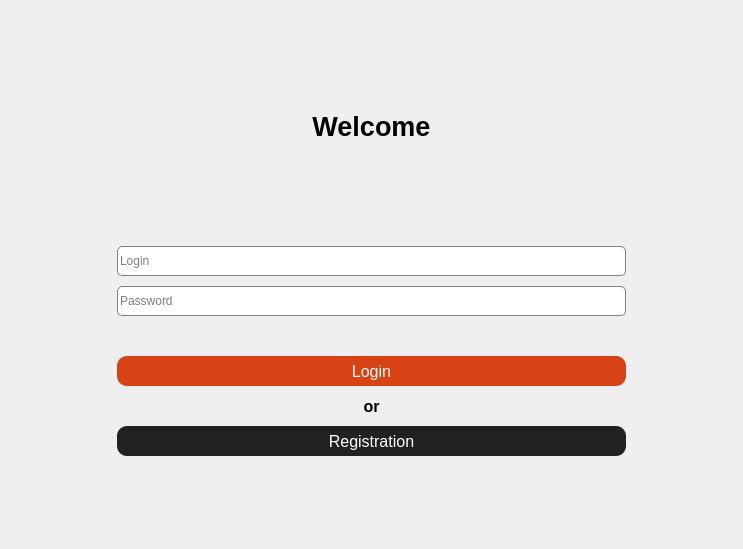
First picture: the form in TcpClientNew/login.ui, repository Instigate2022/chat, before the edit.
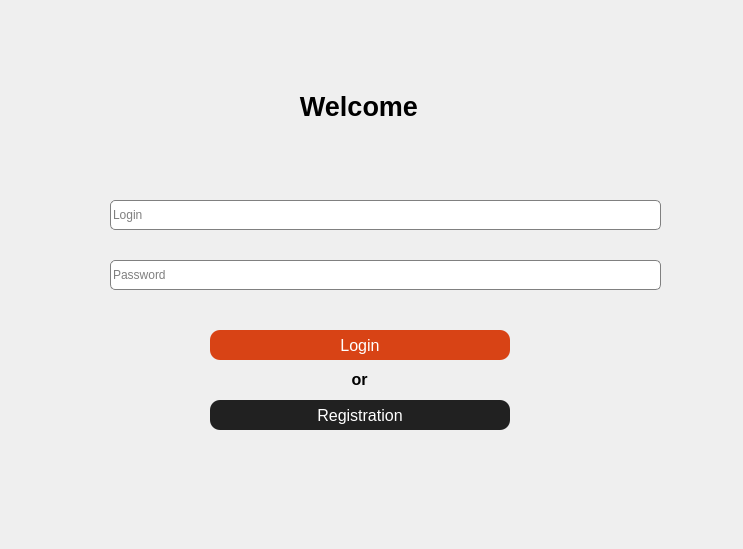
Second picture: the form after the edit. Icons and pictures are not drawn.

What changed in the file:
```diff
--- a/TcpClientNew/login.ui
+++ b/TcpClientNew/login.ui
@@ -31,26 +31,60 @@
   <property name="styleSheet">
    <string notr="true">background-image: url(:/new/prefix1/bg-01.jpg);</string>
   </property>
-  <layout class="QVBoxLayout" name="verticalLayout_2">
-   <item>
-    <layout class="QVBoxLayout" name="verticalLayout">
-     <property name="spacing">
-      <number>10</number>
-     </property>
-     <property name="leftMargin">
-      <number>6</number>
-     </property>
-     <property name="topMargin">
-      <number>6</number>
-     </property>
-     <property name="rightMargin">
-      <number>6</number>
-     </property>
-     <property name="bottomMargin">
-      <number>6</number>
-     </property>
-     <item>
+  <widget class="QWidget" name="verticalLayoutWidget">
+   <property name="geometry">
+    <rect>
+     <x>0</x>
+     <y>0</y>
+     <width>751</width>
+     <height>551</height>
+    </rect>
+   </property>
+   <layout class="QVBoxLayout" name="verticalLayout_2"/>
+  </widget>
+  <widget class="QLabel" name="label">
+   <property name="geometry">
+    <rect>
+     <x>350</x>
+     <y>370</y>
+     <width>19</width>
+     <height>19</height>
+    </rect>
+   </property>
+   <property name="minimumSize">
+    <size>
+     <width>0</width>
+     <height>0</height>
+    </size>
+   </property>
+   <property name="maximumSize">
+    <size>
+     <width>1000</width>
+     <height>20</height>
+    </size>
+   </property>
+   <property name="font">
+    <font>
+     <pointsize>12</pointsize>
+     <bold>true</bold>
+    </font>
+   </property>
+   <property name="text">
+    <string>or</string>
+   </property>
+   <property name="alignment">
+    <set>Qt::AlignCenter</set>
+   </property>
+  </widget>
       <widget class="QLabel" name="label_welcom">
+   <property name="geometry">
+    <rect>
+     <x>290</x>
+     <y>90</y>
+     <width>138</width>
+     <height>32</height>
+    </rect>
+   </property>
        <property name="minimumSize">
         <size>
          <width>0</width>
@@ -66,7 +100,6 @@
        <property name="font">
         <font>
          <pointsize>20</pointsize>
-         <weight>75</weight>
          <bold>true</bold>
         </font>
        </property>
@@ -77,54 +110,15 @@
         <set>Qt::AlignCenter</set>
        </property>
       </widget>
-     </item>
-     <item>
-      <layout class="QHBoxLayout" name="horizontalLayout">
-       <property name="leftMargin">
-        <number>100</number>
-       </property>
-       <property name="rightMargin">
-        <number>100</number>
-       </property>
-       <item>
-        <widget class="QLineEdit" name="input_login">
-         <property name="sizePolicy">
-          <sizepolicy hsizetype="Expanding" vsizetype="Preferred">
-           <horstretch>0</horstretch>
-           <verstretch>0</verstretch>
-          </sizepolicy>
-         </property>
-         <property name="maximumSize">
-          <size>
-           <width>16777215</width>
-           <height>30</height>
-          </size>
-         </property>
-         <property name="styleSheet">
-          <string notr="true">border-radius: 5px;
-border:0.5px solid grey;
-background:white;</string>
-         </property>
-         <property name="text">
-          <string/>
-         </property>
-         <property name="placeholderText">
-          <string>Login</string>
-         </property>
-        </widget>
-       </item>
-      </layout>
-     </item>
-     <item>
-      <layout class="QHBoxLayout" name="horizontalLayout_2">
-       <property name="leftMargin">
-        <number>100</number>
-       </property>
-       <property name="rightMargin">
-        <number>100</number>
-       </property>
-       <item>
         <widget class="QLineEdit" name="input_pass">
+   <property name="geometry">
+    <rect>
+     <x>110</x>
+     <y>260</y>
+     <width>551</width>
+     <height>30</height>
+    </rect>
+   </property>
          <property name="maximumSize">
           <size>
            <width>16777215</width>
@@ -143,103 +137,15 @@
           <string>Password</string>
          </property>
         </widget>
-       </item>
-      </layout>
-     </item>
-     <item>
-      <widget class="QLabel" name="label_3">
-       <property name="maximumSize">
-        <size>
-         <width>16777215</width>
-         <height>20</height>
-        </size>
-       </property>
-       <property name="text">
-        <string/>
-       </property>
-      </widget>
-     </item>
-     <item>
-      <layout class="QVBoxLayout" name="verticalLayout_3">
-       <property name="leftMargin">
-        <number>100</number>
-       </property>
-       <property name="rightMargin">
-        <number>100</number>
-       </property>
-       <item>
-        <widget class="QPushButton" name="btn_login">
-         <property name="sizePolicy">
-          <sizepolicy hsizetype="Preferred" vsizetype="Preferred">
-           <horstretch>0</horstretch>
-           <verstretch>0</verstretch>
-          </sizepolicy>
-         </property>
-         <property name="minimumSize">
-          <size>
-           <width>0</width>
-           <height>0</height>
-          </size>
-         </property>
-         <property name="maximumSize">
-          <size>
-           <width>1000</width>
-           <height>30</height>
-          </size>
-         </property>
-         <property name="styleSheet">
-          <string notr="true">QPushButton{
-
-background-color: #d84315; 
-  color: white;
-  border: none;
-  border-radius: 10px;
-  font-size: 16px;
- text-align: center;
-
-}
-QPushButton:pressed{
-background-color: #424242;
-
-
-}</string>
-         </property>
-         <property name="text">
-          <string>Login</string>
-         </property>
-        </widget>
-       </item>
-       <item>
-        <widget class="QLabel" name="label">
-         <property name="minimumSize">
-          <size>
-           <width>0</width>
-           <height>0</height>
-          </size>
-         </property>
-         <property name="maximumSize">
-          <size>
-           <width>1000</width>
-           <height>20</height>
-          </size>
-         </property>
-         <property name="font">
-          <font>
-           <pointsize>12</pointsize>
-           <weight>75</weight>
-           <bold>true</bold>
-          </font>
-         </property>
-         <property name="text">
-          <string>or</string>
-         </property>
-         <property name="alignment">
-          <set>Qt::AlignCenter</set>
-         </property>
-        </widget>
-       </item>
-       <item>
         <widget class="QPushButton" name="btn_reg">
+   <property name="geometry">
+    <rect>
+     <x>210</x>
+     <y>400</y>
+     <width>300</width>
+     <height>30</height>
+    </rect>
+   </property>
          <property name="sizePolicy">
           <sizepolicy hsizetype="Preferred" vsizetype="Preferred">
            <horstretch>0</horstretch>
@@ -279,25 +185,87 @@
           <string>Registration</string>
          </property>
         </widget>
-       </item>
-      </layout>
-     </item>
-    </layout>
-   </item>
-   <item>
-    <widget class="QLabel" name="label_2">
+  <widget class="QPushButton" name="btn_login">
+   <property name="geometry">
+    <rect>
+     <x>210</x>
+     <y>330</y>
+     <width>300</width>
+     <height>30</height>
+    </rect>
+   </property>
+   <property name="sizePolicy">
+    <sizepolicy hsizetype="Preferred" vsizetype="Preferred">
+     <horstretch>0</horstretch>
+     <verstretch>0</verstretch>
+    </sizepolicy>
+   </property>
+   <property name="minimumSize">
+    <size>
+     <width>0</width>
+     <height>0</height>
+    </size>
+   </property>
      <property name="maximumSize">
       <size>
-       <width>16777213</width>
-       <height>70</height>
-      </size>
+     <width>1000</width>
+     <height>30</height>
+    </size>
+   </property>
+   <property name="styleSheet">
+    <string notr="true">QPushButton{
+
+background-color: #d84315; 
+  color: white;
+  border: none;
+  border-radius: 10px;
+  font-size: 16px;
+ text-align: center;
+
+}
+QPushButton:pressed{
+background-color: #424242;
+
+
+}</string>
+   </property>
+   <property name="text">
+    <string>Login</string>
+   </property>
+  </widget>
+  <widget class="QLineEdit" name="input_login">
+   <property name="geometry">
+    <rect>
+     <x>110</x>
+     <y>200</y>
+     <width>551</width>
+     <height>30</height>
+    </rect>
+   </property>
+   <property name="sizePolicy">
+    <sizepolicy hsizetype="Expanding" vsizetype="Preferred">
+     <horstretch>0</horstretch>
+     <verstretch>0</verstretch>
+    </sizepolicy>
+   </property>
+   <property name="maximumSize">
+    <size>
+     <width>16777215</width>
+     <height>30</height>
+    </size>
+   </property>
+   <property name="styleSheet">
+    <string notr="true">border-radius: 5px;
+border:0.5px solid grey;
+background:white;</string>
      </property>
      <property name="text">
       <string/>
      </property>
-    </widget>
-   </item>
-  </layout>
+   <property name="placeholderText">
+    <string>Login</string>
+   </property>
+  </widget>
  </widget>
  <resources/>
  <connections/>
```
Left out of the diff: 6 changed lines with no effect on the pictures. Lines whose indentation alone changed are shown as unchanged.
